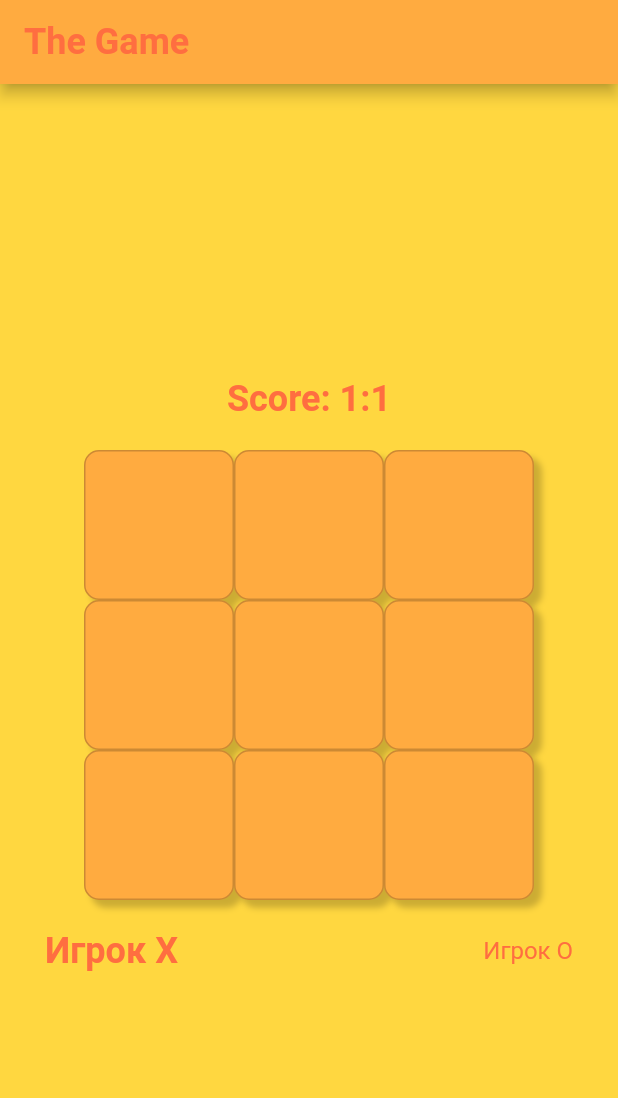
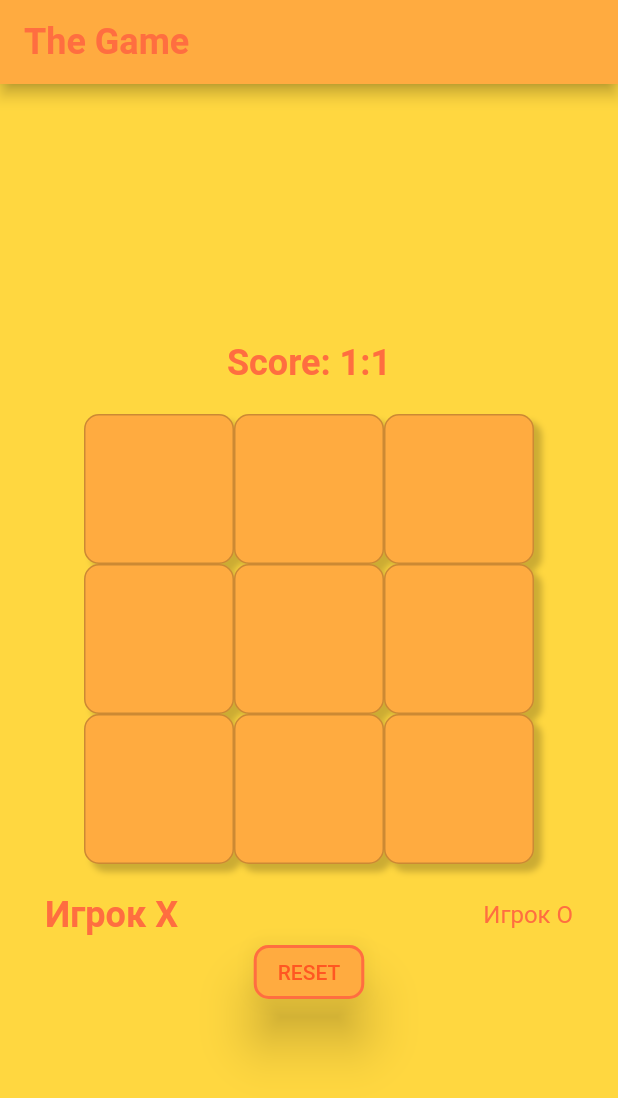
Before and after one commit to Libarus/tik_tak_toe, a Flutter app: the screen it shows after launch, on a phone screen of 412 x 824 dp. Shown: the top 1098 px of the screen. Run offline on Flutter 3.47's test engine with Material 2 defaults, Android fonts, the phone set to English and light mode, and no system bars.

Commit message:
Добавил стили и кнопку

```diff
--- /dev/null
+++ b/lib/button_style.dart
@@ -0,0 +1,20 @@
+import 'package:flutter/material.dart';
+
+class ButtonStyles {
+  static final mainButtonStyle = ButtonStyle(
+    backgroundColor: MaterialStateProperty.all(Colors.orangeAccent),
+    foregroundColor: MaterialStateProperty.all(Colors.deepOrange),
+    elevation: MaterialStateProperty.all(15),
+    side: MaterialStateProperty.all(
+      const BorderSide(
+        color: Colors.deepOrangeAccent,
+        width: 2,
+      ),
+    ),
+    shape: MaterialStateProperty.all(
+      RoundedRectangleBorder(
+        borderRadius: BorderRadius.circular(10),
+      ),
+    ),
+  );
+}
--- a/lib/the_game_widget.dart
+++ b/lib/the_game_widget.dart
@@ -1,19 +1,96 @@
 import 'package:flutter/material.dart';
 import 'package:tik_tak_toe/text_styles.dart';
 
-import 'game_field_widget.dart';
+import 'button_style.dart';
+import 'field.dart';
 
 // Конвертировал в стейтфул виджет для того, чтобы отслеживать
 // текущий ход игрока и влиять из-за этого на всю игру
 
 class TheGameWidget extends StatefulWidget {
   const TheGameWidget({Key? key}) : super(key: key);
+
   @override
   State<TheGameWidget> createState() => _TheGameWidgetState();
 }
 
 class _TheGameWidgetState extends State<TheGameWidget> {
+
   int player = 1; // 1 - игрок Х, 2 - игрок О
+  List<int> field = List.generate(9, (index) => 0);
+
+  void reset(){
+    setState(() {fieldWidgets = List.generate(
+      9,
+          (index) => GridTile(
+        child: InkWell(
+          enableFeedback: true,
+          child: FieldWidget(drawType: field[index]),
+          onTap: () => _onTileClicked(index),
+        ),
+      ),
+    );
+    debugPrint('init state');
+
+    @override
+    Widget build(BuildContext context) {
+      return Center(
+        child: SizedBox(
+          height: 300,
+          width: 300,
+          child: GridView.count(
+            crossAxisCount: 3,
+            children: fieldWidgets, // №2
+          ),
+        ),
+      );
+    }});}
+
+  void _onTileClicked(int index) {
+    debugPrint("You tapped on item $index  $widget.player");
+    setState(() {
+      // заносим в список текущего игрока
+      field[index] = widget.player;
+
+      // начало
+      fieldWidgets = List.generate(
+        9,
+        (index) => GridTile(
+          child: InkWell(
+            enableFeedback: true,
+            child: FieldWidget(drawType: field[index]),
+            onTap: () => _onTileClicked(index),
+          ),
+        ),
+      );
+      // окончание, см.№1
+      fieldWidgets[index] = FieldWidget(drawType: field[index]); // (*)
+
+      widget.setStepPlayer(); // вызываем ф-ию, которую передали
+      // доступ к переданным переменным осуществляется через widget.<...>
+    });
+  }
+
+  List<Widget> fieldWidgets = List.generate(9, (index) => const Text('1'));
+
+  @override
+  void initState() {
+    super.initState();
+    // генерируем список из GridTile, чтобы можно было бы отслеживать
+    // нажатия по ячейке сетки через InkWell
+    // при тапе (onTap) вызываем _onTileClicked с индексом ячейки
+    fieldWidgets = List.generate(
+      9,
+      (index) => GridTile(
+        child: InkWell(
+          enableFeedback: true,
+          child: FieldWidget(drawType: field[index]),
+          onTap: () => _onTileClicked(index),
+        ),
+      ),
+    );
+    debugPrint('init state');
+  }
 
   // !! сделано, думаю, не оптимально
   // заводим статичный список стилей для надписи первого игрока
@@ -57,9 +134,15 @@ class _TheGameWidgetState extends State<TheGameWidget> {
           style: TextStyles.mainGameTextStyle,
         ),
         const SizedBox(height: 20),
-        GameFieldWidget(
-          player: player, // передаём в виджет текущего игрока - 1 или 2
-          setStepPlayer: changePlayerStep, // см.№1
+        Center(
+          child: SizedBox(
+            height: 300,
+            width: 300,
+            child: GridView.count(
+              crossAxisCount: 3,
+              children: fieldWidgets, // №2
+            ),
+          ),
         ),
         const SizedBox(height: 20),
         Padding(
@@ -77,7 +160,12 @@ class _TheGameWidgetState extends State<TheGameWidget> {
               ),
             ],
           ),
-        )
+        ),
+        ElevatedButton(
+          style: ButtonStyles.mainButtonStyle,
+          child: const Text('RESET'),
+          onPressed: () {},
+        ),
       ],
     );
   }
```
Also changed, not shown: 2 other files.
